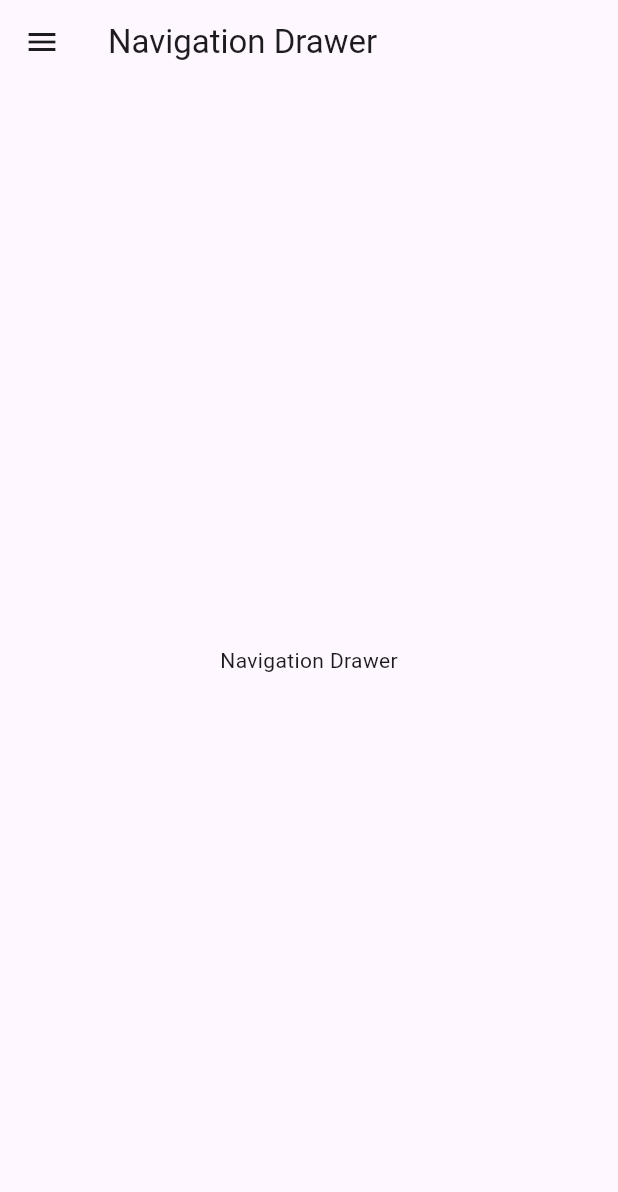
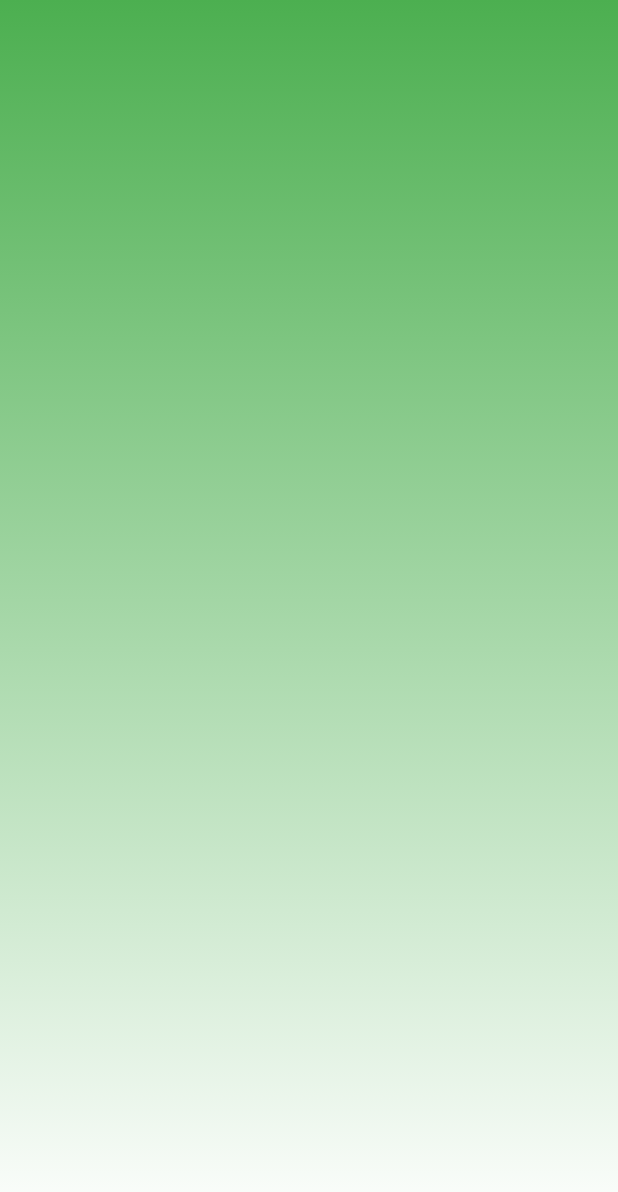
Before and after one commit to jay-java/Flutter-10-30-to-12-00, a Flutter app: the first screen one second after launch, on a phone screen of 412 x 824 dp. Shown: the top 1192 px of the screen. Run offline on Flutter 3.47's test engine with Material 3 defaults, Android fonts, the light colour scheme and no system bars.

Commit message:
splash screen data

```diff
--- a/first_project/lib/main.dart
+++ b/first_project/lib/main.dart
@@ -3,9 +3,11 @@ import 'package:first_project/bottomnavigation.dart';
 import 'package:first_project/first.dart';
 import 'package:first_project/FetchImages.dart';
 import 'package:first_project/form.dart';
+import 'package:first_project/hometab.dart';
 import 'package:first_project/inkWell.dart';
 import 'package:first_project/listTile.dart';
 import 'package:first_project/navigation.dart';
+import 'package:first_project/splashscreen.dart';
 import 'package:first_project/stack.dart';
 import 'package:flutter/material.dart';
 
@@ -23,21 +25,71 @@ class MyNavigationDrawer extends StatefulWidget {
 class _MyNavigationDrawerState extends State<MyNavigationDrawer> {
   @override
   Widget build(BuildContext context) {
-    return MaterialApp(
-      home: Scaffold(
-        drawer: MyDrawer(),
-        appBar: AppBar(
-          title: Text('Navigation Drawer'),
-        ),
-        body: Center(
-          child: Text('Navigation Drawer'),
-        ),
-      ),
-    );
+    return MaterialApp(home: MySplashScreen());
   }
 }
 
 
+// class _MyNavigationDrawerState extends State<MyNavigationDrawer> {
+//   @override
+//   Widget build(BuildContext context) {
+//     return MaterialApp(
+//       home: DefaultTabController(
+//         length: 4,
+//         child: Scaffold(
+//           appBar: AppBar(
+//             title: Text('Tab Bar View'),
+//             bottom: TabBar(
+//               tabs: [
+//                 Tab(
+//                   icon: Icon(Icons.home),
+//                   text: 'Home',
+//                 ),
+//                 Tab(
+//                   icon: Icon(Icons.chat),
+//                   text: 'Chat',
+//                 ),
+//                 Tab(
+//                   icon: Icon(Icons.call),
+//                   text: 'Calls',
+//                 ),
+//                 Tab(
+//                   icon: Icon(Icons.settings),
+//                   text: 'Settings',
+//                 ),
+//               ],
+//             ),
+//           ),
+//           body: TabBarView(
+//             children: [
+//               MyHomeTab(),
+//               Icon(Icons.chat),
+//               Icon(Icons.call),
+//               Icon(Icons.settings),
+//             ],
+//           ),
+//         ),
+//       ),
+//     );
+//   }
+// }
+
+// class _MyNavigationDrawerState extends State<MyNavigationDrawer> {
+//   @override
+//   Widget build(BuildContext context) {
+//     return MaterialApp(
+//       home: Scaffold(
+//         drawer: MyDrawer(),
+//         appBar: AppBar(
+//           title: Text('Navigation Drawer'),
+//         ),
+//         body: Center(
+//           child: Text('Navigation Drawer'),
+//         ),
+//       ),
+//     );
+//   }
+// }
 
 // class MyApp extends StatelessWidget {
 //   const MyApp({super.key});
--- /dev/null
+++ b/first_project/lib/splashscreen.dart
@@ -0,0 +1,50 @@
+import 'dart:async';
+
+import 'package:first_project/pageone.dart';
+import 'package:flutter/material.dart';
+
+class MySplashScreen extends StatefulWidget {
+  const MySplashScreen({super.key});
+
+  @override
+  State<MySplashScreen> createState() => _MySplashScreenState();
+}
+
+class _MySplashScreenState extends State<MySplashScreen> {
+  @override
+  void initState() {
+    super.initState();
+    Timer(
+      Duration(seconds: 5),
+      () {
+        Navigator.pushReplacement(
+          context,
+          MaterialPageRoute(
+            builder: (context) => MyFirstPage(),
+          ),
+        );
+      },
+    );
+  }
+
+  @override
+  Widget build(BuildContext context) {
+    return Scaffold(
+      body: Container(
+        padding: EdgeInsets.all(double.maxFinite),
+        decoration: BoxDecoration(
+          gradient: LinearGradient(
+              colors: [Colors.green, Colors.white],
+              begin: Alignment.topCenter,
+              end: Alignment.bottomCenter),
+        ),
+        child: Center(
+          child: Text(
+            'Flutter App',
+            style: TextStyle(fontSize: 30, color: Colors.white),
+          ),
+        ),
+      ),
+    );
+  }
+}
```
Also changed, not shown: first_project/lib/hometab.dart (added, +12 -0 lines), first_project/lib/pageone.dart (added, +85 -0 lines), first_project/lib/secondpage.dart (added, +52 -0 lines).
